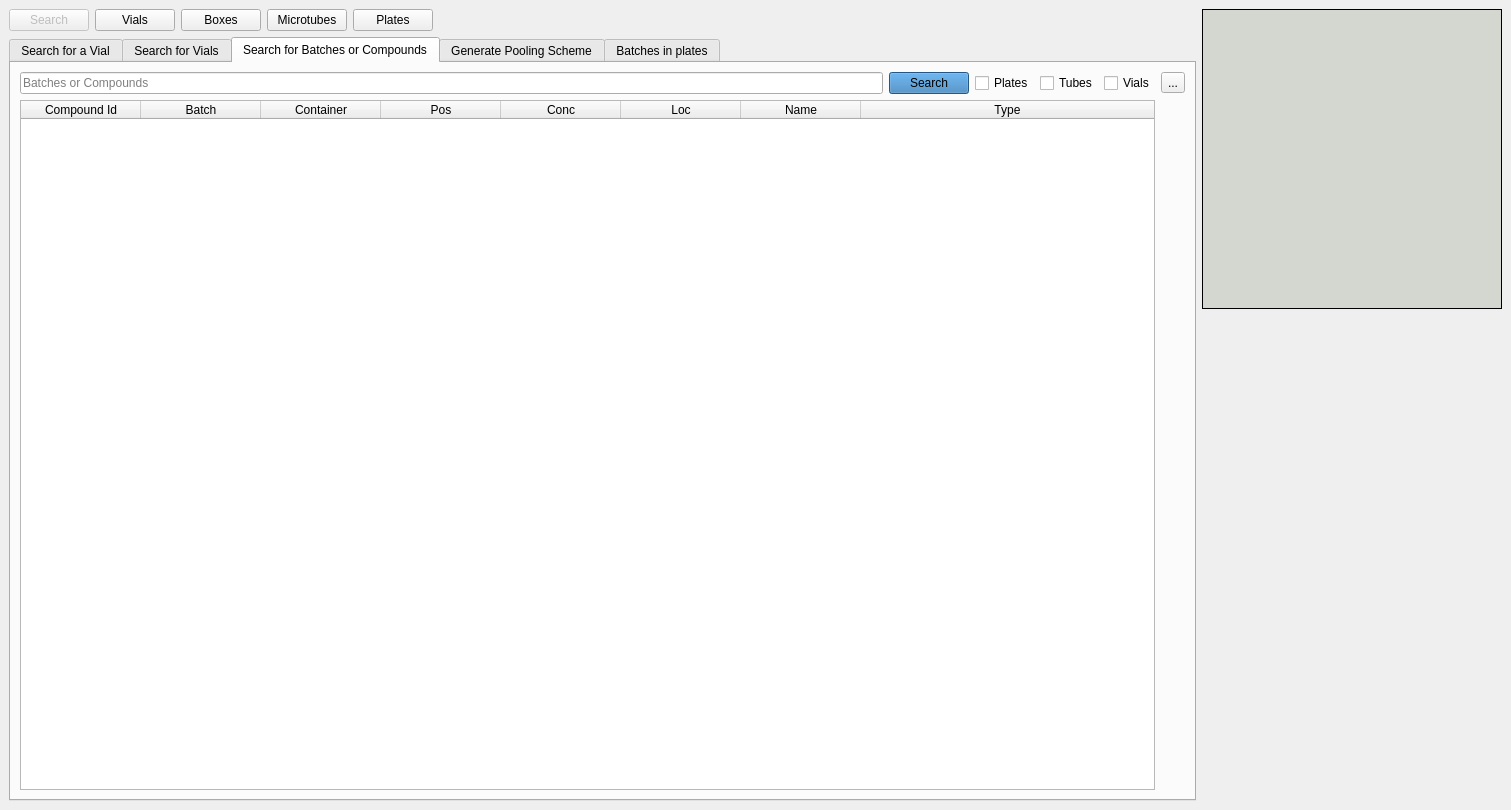
First picture: the form in frontend/assets/searchwindow.ui, repository dahlbma/cello, before the edit.
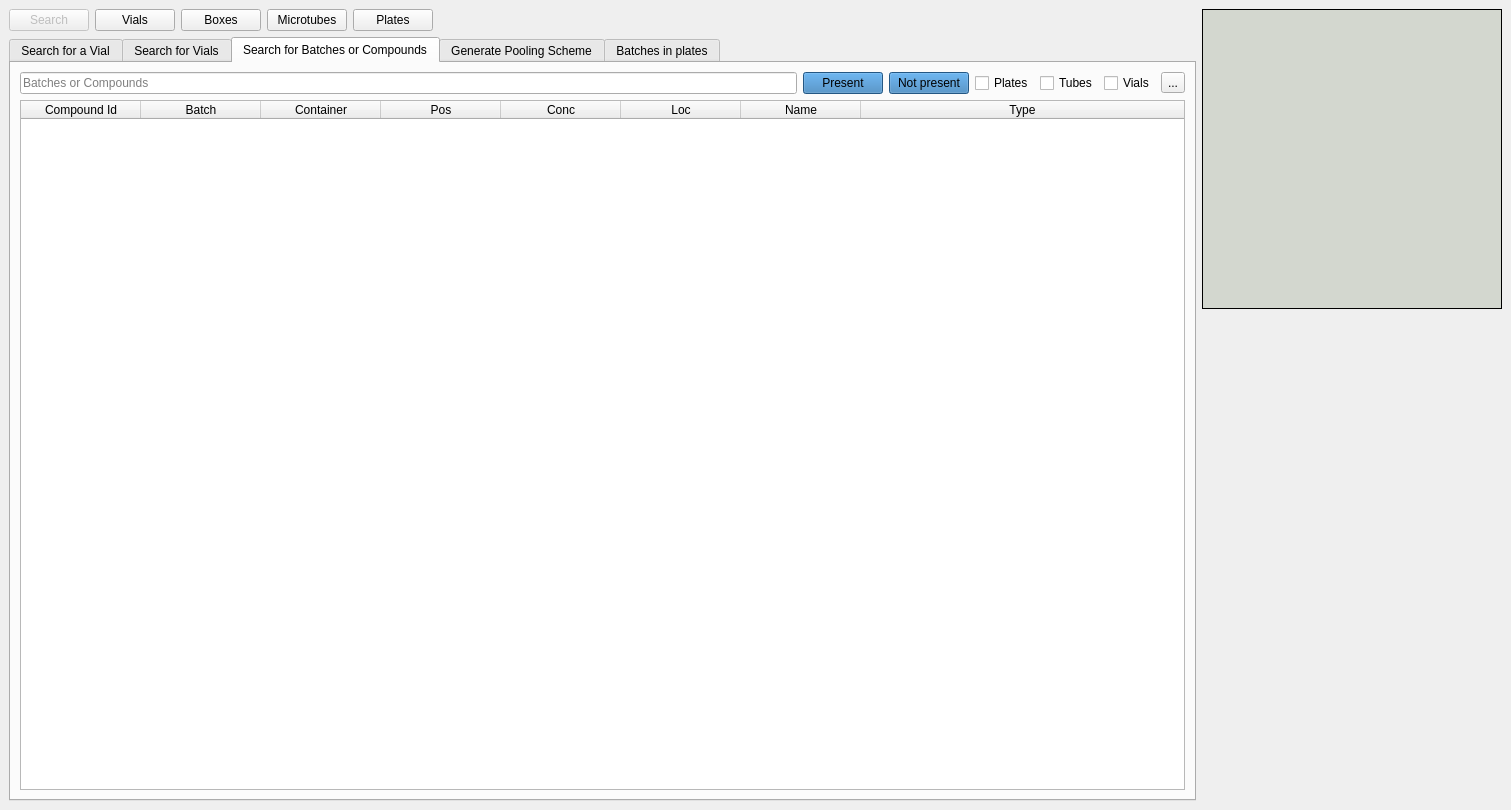
Second picture: the form after the edit. The open tabs and pages were chosen to show the change.

Commit message: Search batches and cmp not present

Patch:
```diff
--- a/frontend/assets/searchwindow.ui
+++ b/frontend/assets/searchwindow.ui
@@ -643,12 +643,12 @@
          <attribute name="title">
           <string>Search for Batches or Compounds</string>
          </attribute>
-         <layout class="QVBoxLayout" name="verticalLayout_5">
-          <item>
-           <layout class="QHBoxLayout" name="horizontalLayout_9">
+         <layout class="QVBoxLayout" name="verticalLayout_4">
             <item>
              <layout class="QVBoxLayout" name="verticalLayout_3">
               <item>
+             <layout class="QHBoxLayout" name="horizontalLayout_9">
+              <item>
                <layout class="QHBoxLayout" name="horizontalLayout_8">
                 <item>
                  <layout class="QHBoxLayout" name="horizontalLayout_7">
@@ -668,7 +668,17 @@
                      <string notr="true">background-color: rgb(51, 122, 183)</string>
                     </property>
                     <property name="text">
-                     <string>Search</string>
+                     <string>Present</string>
+                    </property>
+                   </widget>
+                  </item>
+                  <item>
+                   <widget class="QPushButton" name="batch_search_notpresent_btn">
+                    <property name="styleSheet">
+                     <string notr="true">background-color: rgb(51, 122, 183)</string>
+                    </property>
+                    <property name="text">
+                     <string>Not present</string>
                     </property>
                    </widget>
                   </item>
@@ -702,6 +712,18 @@
                </layout>
               </item>
               <item>
+               <widget class="QToolButton" name="batch_export_btn">
+                <property name="toolTip">
+                 <string>Export data to clipboard</string>
+                </property>
+                <property name="text">
+                 <string>...</string>
+                </property>
+               </widget>
+              </item>
+             </layout>
+            </item>
+            <item>
                <widget class="QTableWidget" name="batch_table">
                 <property name="lineWidth">
                  <number>1</number>
@@ -771,35 +793,6 @@
                  </property>
                 </column>
                </widget>
-              </item>
-             </layout>
-            </item>
-            <item>
-             <layout class="QVBoxLayout" name="verticalLayout_4">
-              <item>
-               <widget class="QToolButton" name="batch_export_btn">
-                <property name="toolTip">
-                 <string>Export data to clipboard</string>
-                </property>
-                <property name="text">
-                 <string>...</string>
-                </property>
-               </widget>
-              </item>
-              <item>
-               <spacer name="verticalSpacer_6">
-                <property name="orientation">
-                 <enum>Qt::Vertical</enum>
-                </property>
-                <property name="sizeHint" stdset="0">
-                 <size>
-                  <width>20</width>
-                  <height>40</height>
-                 </size>
-                </property>
-               </spacer>
-              </item>
-             </layout>
             </item>
            </layout>
           </item>
```
Left out of the diff: 2 changed lines with no effect on the pictures. Lines whose indentation alone changed are shown as unchanged. The commit also changes 2 other files.
